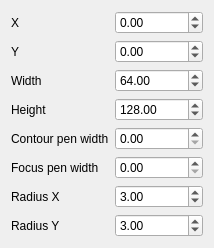
Before: the Qt Designer form Classes/CppQtRoundedRectItem/qtroundedrectitemdialog.ui in richelbilderbeek/ProjectRichelBilderbeek, drawn with Qt 5.
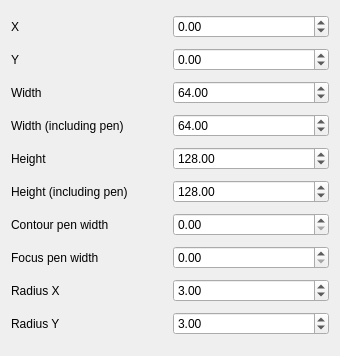
After: the same form once the commit is applied.

Diff of the .ui file:
```diff
--- a/Classes/CppQtRoundedRectItem/qtroundedrectitemdialog.ui
+++ b/Classes/CppQtRoundedRectItem/qtroundedrectitemdialog.ui
@@ -6,29 +6,15 @@
    <rect>
     <x>0</x>
     <y>0</y>
-    <width>212</width>
-    <height>220</height>
+    <width>340</width>
+    <height>356</height>
    </rect>
   </property>
   <property name="windowTitle">
    <string>QtRoundedRectItemDialog</string>
   </property>
   <layout class="QGridLayout" name="gridLayout">
-   <item row="6" column="1">
-    <widget class="QDoubleSpinBox" name="box_radius_x">
-     <property name="value">
-      <double>3.000000000000000</double>
-     </property>
-    </widget>
-   </item>
-   <item row="7" column="0">
-    <widget class="QLabel" name="label_radius_y">
-     <property name="text">
-      <string>Radius Y</string>
-     </property>
-    </widget>
-   </item>
-   <item row="3" column="1">
+   <item row="4" column="1">
     <widget class="QDoubleSpinBox" name="box_height">
      <property name="maximum">
       <double>1000.000000000000000</double>
@@ -38,7 +24,7 @@
      </property>
     </widget>
    </item>
-   <item row="4" column="0">
+   <item row="6" column="0">
     <widget class="QLabel" name="label_contour_pen_width">
      <property name="text">
       <string>Contour pen width</string>
@@ -52,14 +38,14 @@
      </property>
     </widget>
    </item>
-   <item row="7" column="1">
+   <item row="9" column="1">
     <widget class="QDoubleSpinBox" name="box_radius_y">
      <property name="value">
       <double>3.000000000000000</double>
      </property>
     </widget>
    </item>
-   <item row="6" column="0">
+   <item row="8" column="0">
     <widget class="QLabel" name="label_radius_x">
      <property name="text">
       <string>Radius X</string>
@@ -76,6 +62,30 @@
      </property>
     </widget>
    </item>
+   <item row="8" column="1">
+    <widget class="QDoubleSpinBox" name="box_radius_x">
+     <property name="value">
+      <double>3.000000000000000</double>
+     </property>
+    </widget>
+   </item>
+   <item row="9" column="0">
+    <widget class="QLabel" name="label_radius_y">
+     <property name="text">
+      <string>Radius Y</string>
+     </property>
+    </widget>
+   </item>
+   <item row="1" column="1">
+    <widget class="QDoubleSpinBox" name="box_y">
+     <property name="minimum">
+      <double>-999999999.000000000000000</double>
+     </property>
+     <property name="maximum">
+      <double>999999999.000000000000000</double>
+     </property>
+    </widget>
+   </item>
    <item row="2" column="0">
     <widget class="QLabel" name="label_width">
      <property name="text">
@@ -90,17 +100,7 @@
      </property>
     </widget>
    </item>
-   <item row="1" column="1">
-    <widget class="QDoubleSpinBox" name="box_y">
-     <property name="minimum">
-      <double>-999999999.000000000000000</double>
-     </property>
-     <property name="maximum">
-      <double>999999999.000000000000000</double>
-     </property>
-    </widget>
-   </item>
-   <item row="3" column="0">
+   <item row="4" column="0">
     <widget class="QLabel" name="label_height">
      <property name="text">
       <string>Height</string>
@@ -117,19 +117,53 @@
      </property>
     </widget>
    </item>
-   <item row="5" column="0">
+   <item row="6" column="1">
+    <widget class="QDoubleSpinBox" name="box_contour_pen_width"/>
+   </item>
+   <item row="7" column="0">
     <widget class="QLabel" name="label_focus_pen_width">
      <property name="text">
       <string>Focus pen width</string>
      </property>
     </widget>
    </item>
-   <item row="4" column="1">
-    <widget class="QDoubleSpinBox" name="box_contour_pen_width"/>
-   </item>
-   <item row="5" column="1">
+   <item row="7" column="1">
     <widget class="QDoubleSpinBox" name="box_focus_pen_width"/>
    </item>
+   <item row="3" column="0">
+    <widget class="QLabel" name="label_width_including_pen">
+     <property name="text">
+      <string>Width (including pen)</string>
+     </property>
+    </widget>
+   </item>
+   <item row="5" column="0">
+    <widget class="QLabel" name="label_height_including_pen">
+     <property name="text">
+      <string>Height (including pen)</string>
+     </property>
+    </widget>
+   </item>
+   <item row="3" column="1">
+    <widget class="QDoubleSpinBox" name="box_width_including_pen">
+     <property name="maximum">
+      <double>1000.000000000000000</double>
+     </property>
+     <property name="value">
+      <double>64.000000000000000</double>
+     </property>
+    </widget>
+   </item>
+   <item row="5" column="1">
+    <widget class="QDoubleSpinBox" name="box_height_including_pen">
+     <property name="maximum">
+      <double>1000.000000000000000</double>
+     </property>
+     <property name="value">
+      <double>128.000000000000000</double>
+     </property>
+    </widget>
+   </item>
   </layout>
  </widget>
  <resources/>
```
